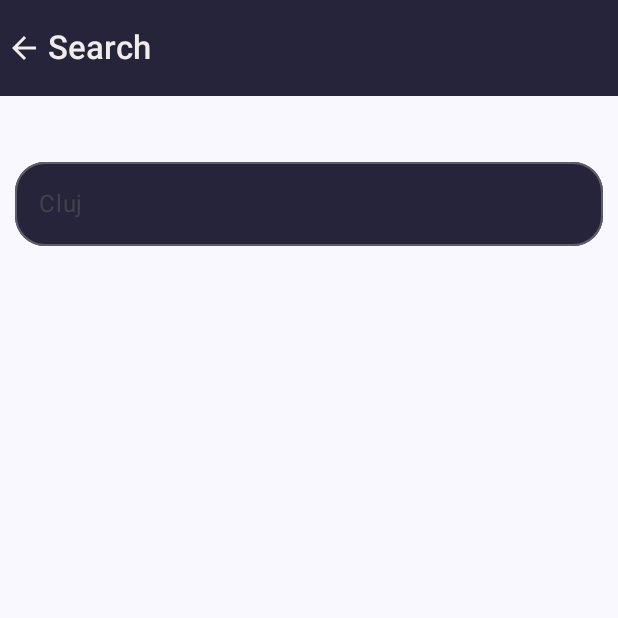
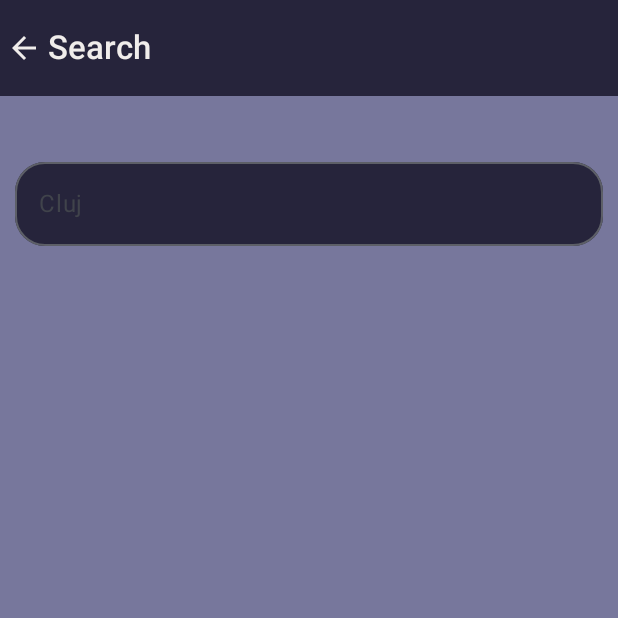
Before and after one commit to SergiuDornea/WeatherAppJetpackC, an Android app built with Jetpack Compose: the WeatherSearchScreen screen opened through its navigation route, on a phone screen of 412 x 824 dp, the top half of it. Run offline under Robolectric (Android 15) with nearby library versions, the phone set to English and light mode, and no system bars; our stand-ins replace Dagger/Hilt's generated code.

Commit message:
5.3 - SearchScreen 🔎 - FINISHED 🏁

```diff
--- a/app/src/main/java/com/example/weatherapp/screens/main/WeatherMainScreen.kt
+++ b/app/src/main/java/com/example/weatherapp/screens/main/WeatherMainScreen.kt
@@ -53,7 +53,7 @@ fun WeatherMainScreen(
     val weatherData = produceState<DataOrException<CityWeather,Boolean, Exception>>(
         initialValue = DataOrException(loading = true)
     ){
-        value = mainViewModel.getWeatherData(city = "Cluj")
+        value = city?.let { mainViewModel.getWeatherData(city = it) }!!
     }.value
 
     if(weatherData.loading == true){
--- a/app/src/main/java/com/example/weatherapp/screens/search/WeatherSearchScreen.kt
+++ b/app/src/main/java/com/example/weatherapp/screens/search/WeatherSearchScreen.kt
@@ -4,6 +4,7 @@ import android.annotation.SuppressLint
 import android.util.Log
 import androidx.compose.foundation.layout.Arrangement
 import androidx.compose.foundation.layout.Column
+import androidx.compose.foundation.layout.fillMaxHeight
 import androidx.compose.foundation.layout.fillMaxWidth
 import androidx.compose.foundation.layout.padding
 import androidx.compose.material.icons.Icons
@@ -14,8 +15,10 @@ import androidx.compose.material3.Surface
 import androidx.compose.runtime.Composable
 import androidx.compose.ui.Alignment
 import androidx.compose.ui.Modifier
+import androidx.compose.ui.res.colorResource
 import androidx.compose.ui.unit.dp
 import androidx.navigation.NavController
+import com.example.weatherapp.R
 import com.example.weatherapp.navigation.WeatherScreens
 import com.example.weatherapp.widgets.CustomSearchBar
 import com.example.weatherapp.widgets.WeatherAppBar
@@ -36,9 +39,12 @@ fun WeatherSearchScreen(navController: NavController){
             navController.popBackStack()
         }
     }) {
-        Surface() {
+        Surface(
+            color = colorResource(id = R.color.light_purple),
+            modifier = Modifier.fillMaxHeight()
+        ){
             Column(
-                verticalArrangement = Arrangement.Center,
+                verticalArrangement = Arrangement.Top,
                 horizontalAlignment = Alignment.CenterHorizontally
                 ) {
                 CustomSearchBar(
```
